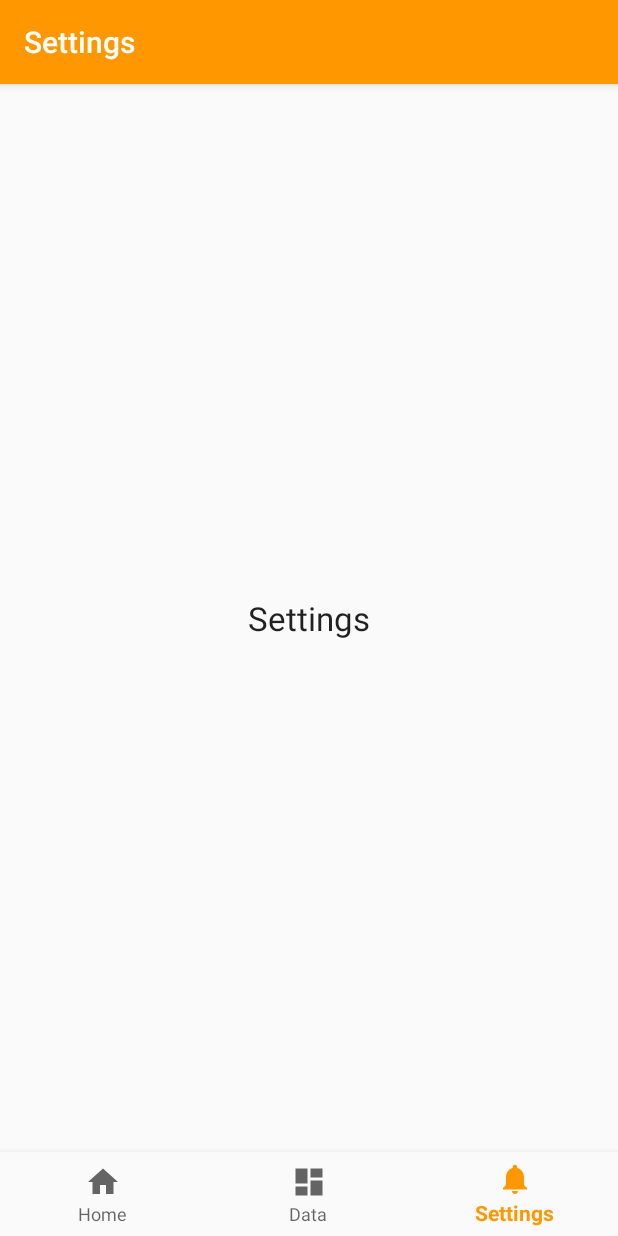
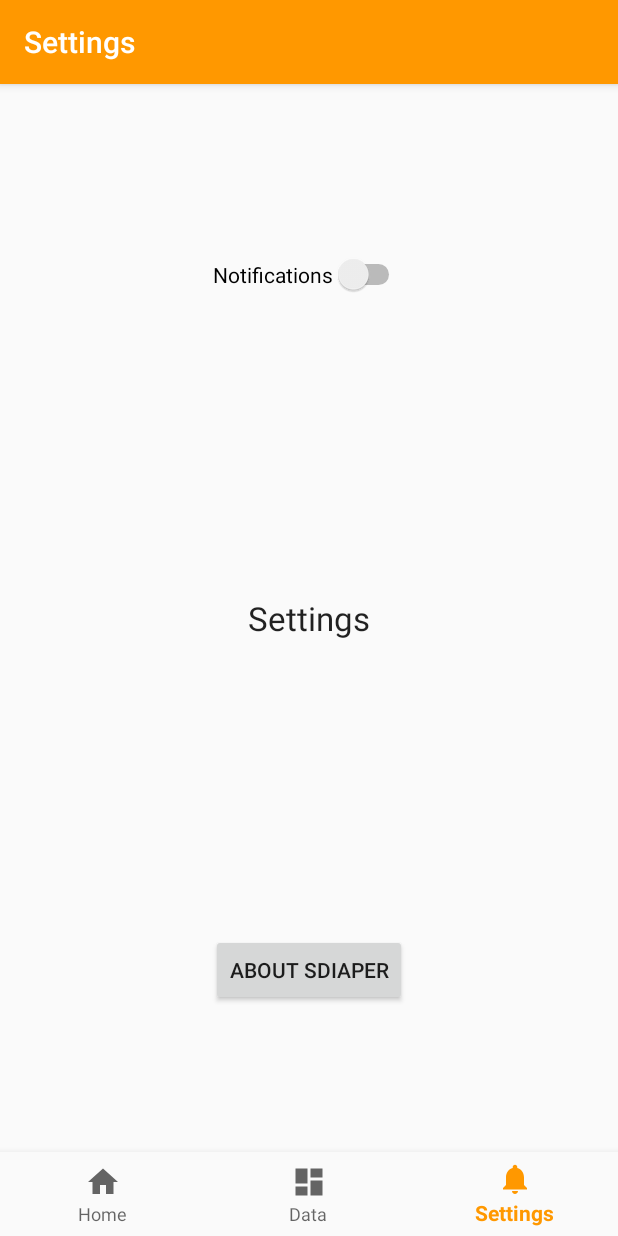
Before and after one commit to msavic6/SENSE, an Android app: the screen it shows after launch (MainActivity), item 3 of the bottom bar chosen, on a phone screen of 412 x 824 dp. Run offline under Robolectric (Android 15) with nearby library versions, the phone set to English and light mode, and no system bars.

Commit message:
Added random buttons to settings page.

```diff
--- a/app/src/main/res/layout/fragment_settings.xml
+++ b/app/src/main/res/layout/fragment_settings.xml
@@ -4,6 +4,7 @@
     android:layout_height="match_parent">
 
     <TextView
+        android:id="@+id/textView"
         android:layout_width="wrap_content"
         android:layout_height="wrap_content"
         android:layout_centerHorizontal="true"
@@ -11,4 +12,22 @@
         android:text="@string/title_settings"
         android:textAppearance="@style/Base.TextAppearance.AppCompat.Large" />
 
+    <Button
+        android:id="@+id/button"
+        android:layout_width="wrap_content"
+        android:layout_height="wrap_content"
+        android:layout_alignParentBottom="true"
+        android:layout_centerHorizontal="true"
+        android:layout_marginBottom="97dp"
+        android:text="@string/title_about" />
+
+    <Switch
+        android:id="@+id/switch1"
+        android:layout_width="wrap_content"
+        android:layout_height="wrap_content"
+        android:layout_alignParentTop="true"
+        android:layout_centerHorizontal="true"
+        android:layout_marginTop="113dp"
+        android:text="@string/title_notifications" />
+
 </RelativeLayout>
--- a/app/src/main/res/values/strings.xml
+++ b/app/src/main/res/values/strings.xml
@@ -5,6 +5,9 @@
     <string name="title_notifications">Notifications</string>
     <string name="title_settings">Settings</string>
     <string name="title_data">Data</string>
+    <string name="title_bluetooth">Bluetooth</string>
+    <string name="title_about">About SDiaper</string>
+
 
     <!-- TODO: Remove or change this placeholder text -->
     <string name="hello_blank_fragment">Hello blank fragment</string>
```
